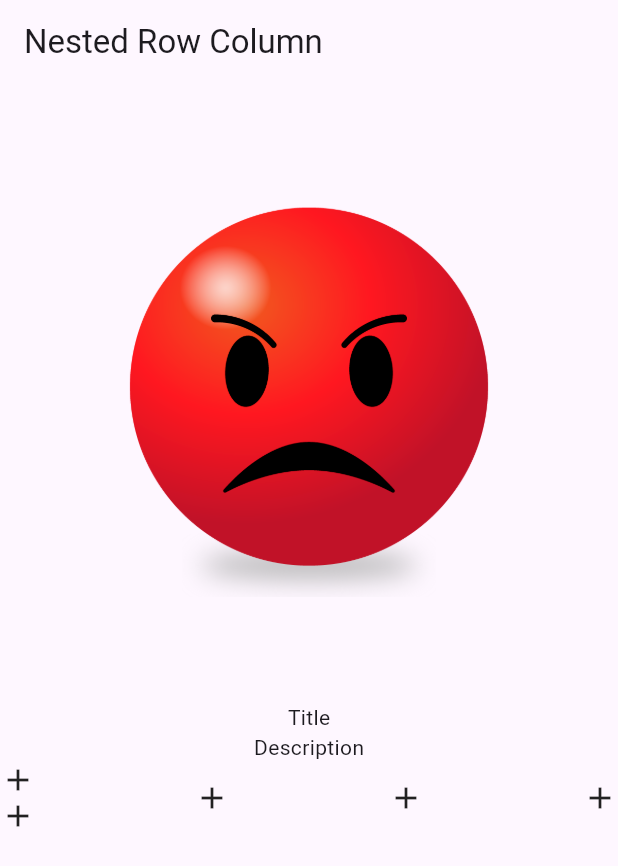
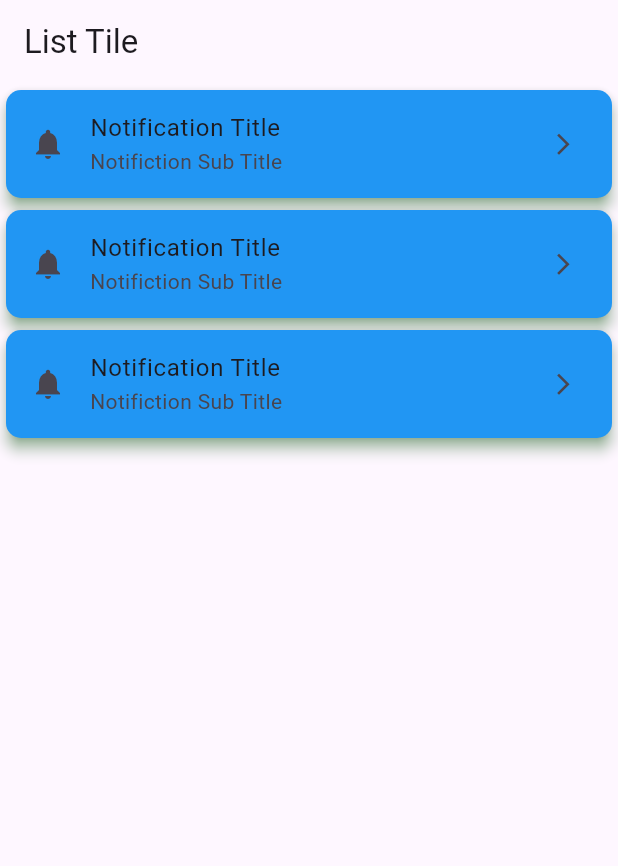
Before and after one commit to MuhammadAliKust/Flutter-B15, a Flutter app: the screen it shows after launch, on a phone screen of 412 x 824 dp. Shown: the top 866 px of the screen. Run offline on Flutter 3.47's test engine with Material 3 defaults, Android fonts, the phone set to English and light mode, and no system bars.

Commit message:
List Tile Done

```diff
--- /dev/null
+++ b/lib/list_tile_view.dart
@@ -0,0 +1,65 @@
+import 'package:flutter/material.dart';
+
+class ListTileView extends StatelessWidget {
+  const ListTileView({super.key});
+
+  @override
+  Widget build(BuildContext context) {
+    return Scaffold(
+        appBar: AppBar(
+          title: Text("List Tile"),
+        ),
+        body: Column(
+          children: [
+            Card(
+              elevation: 4,
+              color: Colors.blue,
+              shadowColor: Colors.green,
+              shape: RoundedRectangleBorder(
+                  borderRadius: BorderRadius.circular(10)),
+              child: ListTile(
+                leading: Icon(Icons.notifications),
+                title: Text("Notification Title"),
+                subtitle: Text("Notifiction Sub Title"),
+                trailing: Icon(
+                  Icons.arrow_forward_ios,
+                  size: 17,
+                ),
+              ),
+            ),
+            Card(
+              elevation: 4,
+              color: Colors.blue,
+              shadowColor: Colors.green,
+              shape: RoundedRectangleBorder(
+                  borderRadius: BorderRadius.circular(10)),
+              child: ListTile(
+                leading: Icon(Icons.notifications),
+                title: Text("Notification Title"),
+                subtitle: Text("Notifiction Sub Title"),
+                trailing: Icon(
+                  Icons.arrow_forward_ios,
+                  size: 17,
+                ),
+              ),
+            ),
+            Card(
+              elevation: 4,
+              color: Colors.blue,
+              shadowColor: Colors.green,
+              shape: RoundedRectangleBorder(
+                  borderRadius: BorderRadius.circular(10)),
+              child: ListTile(
+                leading: Icon(Icons.notifications),
+                title: Text("Notification Title"),
+                subtitle: Text("Notifiction Sub Title"),
+                trailing: Icon(
+                  Icons.arrow_forward_ios,
+                  size: 17,
+                ),
+              ),
+            ),
+          ],
+        ));
+  }
+}
--- a/lib/main.dart
+++ b/lib/main.dart
@@ -1,4 +1,5 @@
 import 'package:flutter/material.dart';
+import 'package:flutter_b15/list_tile_view.dart';
 import 'image.dart';
 void main() {
   runApp(MyApp());
@@ -11,7 +12,7 @@
   Widget build(BuildContext context) {
     return MaterialApp(
       debugShowCheckedModeBanner: false,
-      home: ImageView(),
+      home: ListTileView(),
     );
   }
 }
```
